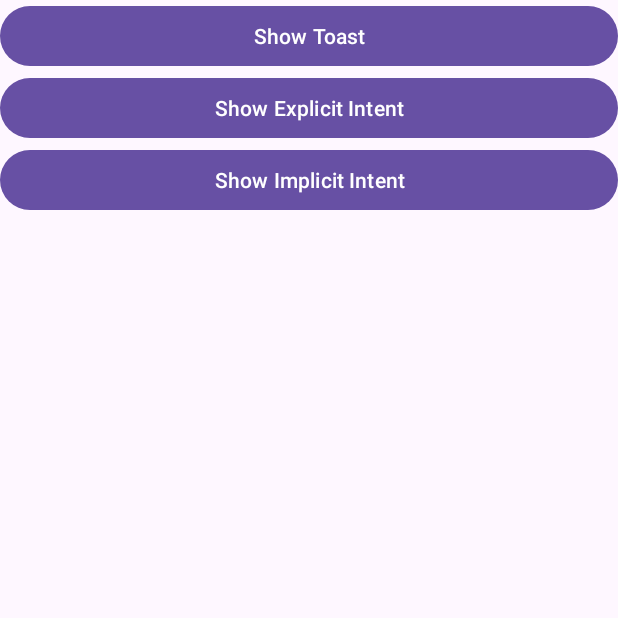
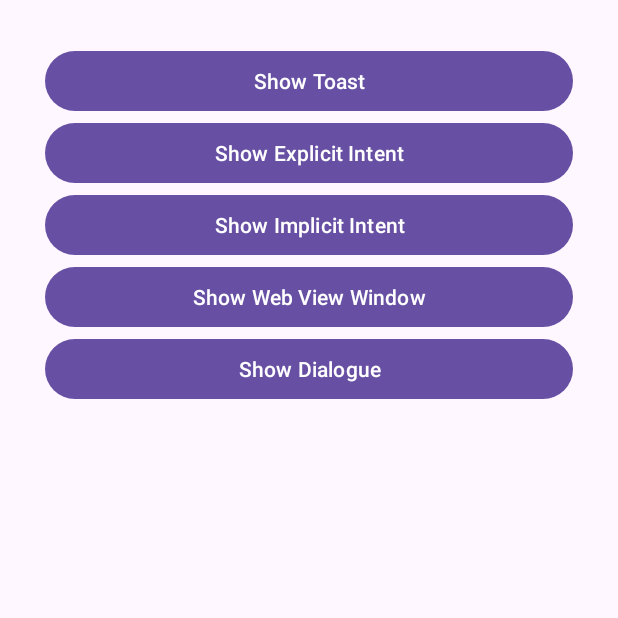
Before and after one commit to ihassanarif29/Android-Java-Learning-Application, an Android app: the screen it shows after launch (MainActivity), on a phone screen of 412 x 824 dp, the top half of it. Run offline under Robolectric (Android 15) with nearby library versions, the phone set to English and light mode, and no system bars.

Commit message:
Add Web View Activity

```diff
--- a/app/src/main/java/com/example/android_java_learning_application/MainActivity.java
+++ b/app/src/main/java/com/example/android_java_learning_application/MainActivity.java
@@ -56,5 +56,16 @@ public class MainActivity extends AppCompatActivity {
             }
         });
 
+
+        //get button from view and implement implicit intent on button click
+        Button showWebViewButton = findViewById(R.id.buttonShowWebView);
+        showWebViewButton.setOnClickListener(new View.OnClickListener() {
+            @Override
+            public void onClick(View v) {
+                Intent intent = new Intent(MainActivity.this, WebViewActivity.class);
+                startActivity(intent);
+            }
+        });
+
     }
 }
--- a/app/src/main/res/layout/activity_main.xml
+++ b/app/src/main/res/layout/activity_main.xml
@@ -13,19 +13,37 @@
         android:id="@+id/buttonShowToast"
         android:layout_width="match_parent"
         android:layout_height="wrap_content"
+        android:layout_marginTop="30dp"
+        android:layout_marginHorizontal="30dp"
         android:text="@string/show_toast_button" />
 
     <Button
         android:id="@+id/buttonShowExplicitActivity"
         android:layout_width="match_parent"
         android:layout_height="wrap_content"
+        android:layout_marginHorizontal="30dp"
         android:text="@string/show_Explicit_Intent_button" />
 
     <Button
         android:id="@+id/buttonShowImplicitActivity"
         android:layout_width="match_parent"
         android:layout_height="wrap_content"
+        android:layout_marginHorizontal="30dp"
         android:text="@string/show_Implicit_Intent_button" />
+
+    <Button
+        android:id="@+id/buttonShowWebView"
+        android:layout_width="match_parent"
+        android:layout_height="wrap_content"
+        android:layout_marginHorizontal="30dp"
+        android:text="@string/show_web_view_button" />
+
+    <Button
+        android:id="@+id/buttonShowDialogue"
+        android:layout_width="match_parent"
+        android:layout_height="wrap_content"
+        android:layout_marginHorizontal="30dp"
+        android:text="@string/show_dialogue_button" />
 
 
 
--- a/app/src/main/res/values/strings.xml
+++ b/app/src/main/res/values/strings.xml
@@ -1,6 +1,8 @@
 <resources>
     <string name="app_name">Android Java Learning Application</string>
     <string name="show_toast_button">Show Toast</string>
+    <string name="show_dialogue_button">Show Dialogue</string>
+    <string name="show_web_view_button">Show Web View Window</string>
     <string name="show_Implicit_Intent_button">Show Implicit Intent</string>
     <string name="show_Explicit_Intent_button">Show Explicit Intent</string>
     <string name="text_view_new_activity">Welcome to New Activity</string>
```
Also changed, not shown: app/src/main/AndroidManifest.xml (+5 -3 lines), app/src/main/java/com/example/android_java_learning_application/WebViewActivity.java (added, +48 -0 lines), app/src/main/res/layout/activity_web_view.xml (added, +18 -0 lines).
